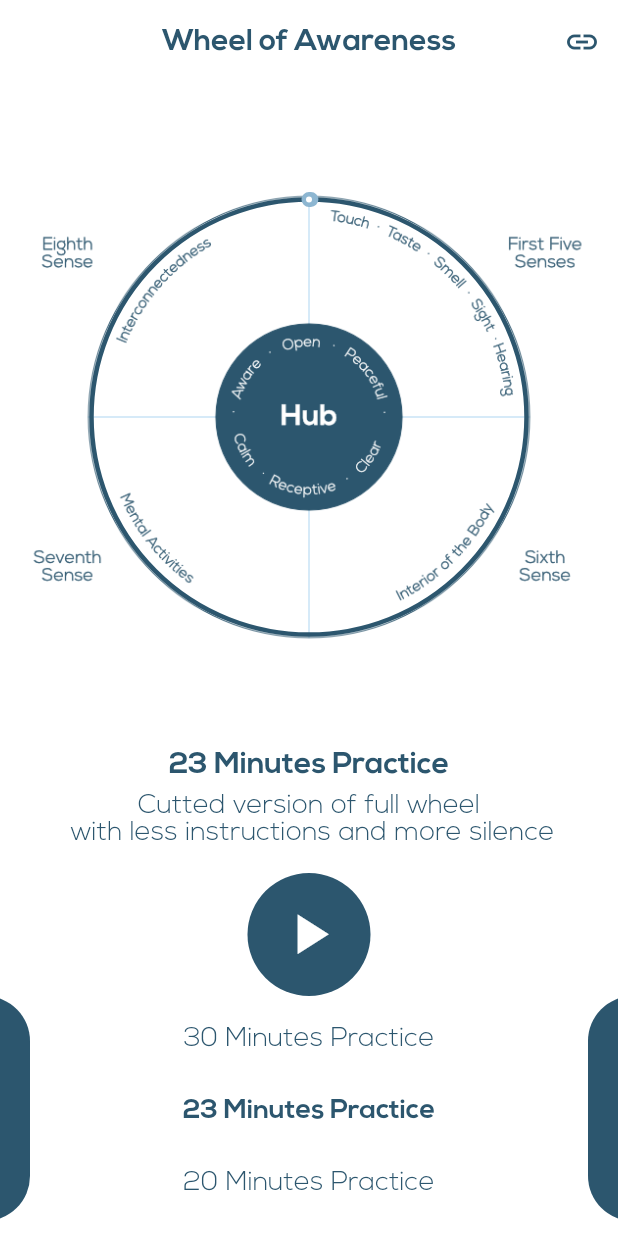
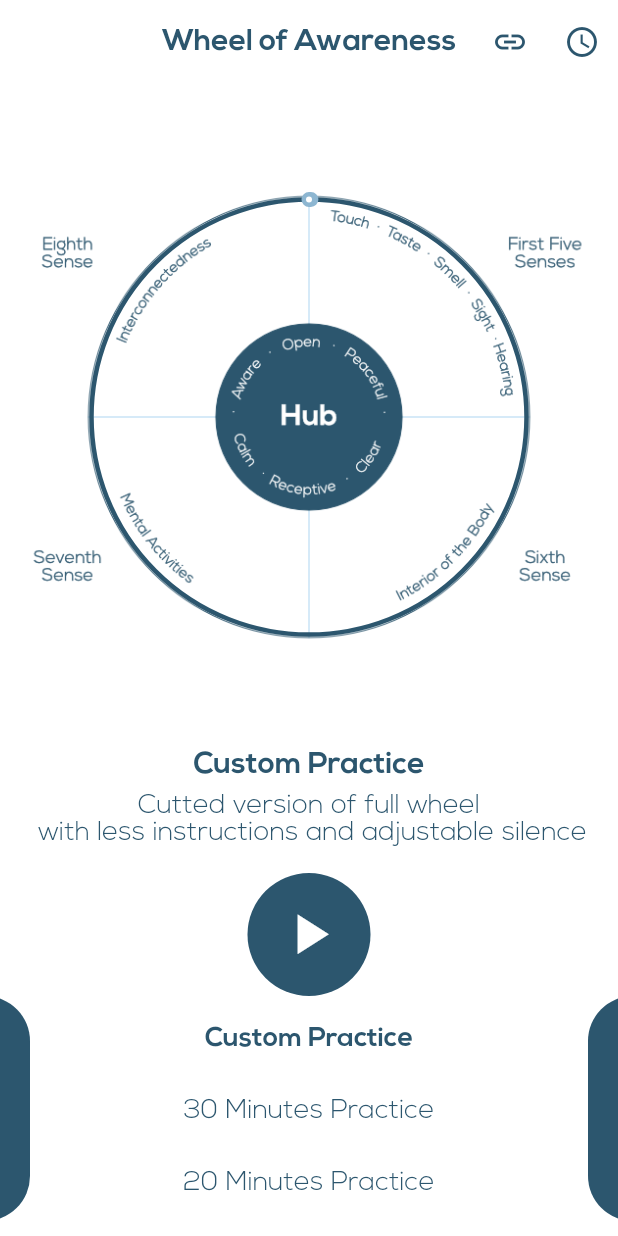
Before and after one commit to djuelg/Wheel-of-Awareness, a Flutter app: the screen it shows after launch, on a phone screen of 412 x 824 dp. Run offline on Flutter 3.47's test engine with Material 2 defaults, Android fonts, the phone set to English and light mode, and no system bars; drawn by our look-alikes of sleek_circular_slider; our stand-ins replace just_audio.

Commit message:
updated flutter and deps, added first dummy code for new feature

```diff
--- a/lib/main.dart
+++ b/lib/main.dart
@@ -13,8 +13,8 @@ class WheelOfAwareness extends StatelessWidget {
   // This widget is the root of your application.
   @override
   Widget build(BuildContext context) {
-    String title = Str.title_23m;
-    String description = Str.descr_23m;
+    String title = Str.title_custom;
+    String description = Str.descr_custom;
     return MaterialApp(
       title: Str.app_title,
       debugShowCheckedModeBanner: false,
@@ -262,13 +262,13 @@ class _HomeState extends State<HomePage> {
                   crossAxisAlignment: CrossAxisAlignment.center,
                   children: <Widget>[
                     practice(
+                        Str.title_custom,
+                        Str.descr_custom,
+                        "assets/23min.mp3"),
+                    practice(
                         Str.title_30m,
                         Str.descr_30m,
                         "assets/30min.mp3"),
-                    practice(
-                        Str.title_23m,
-                        Str.descr_23m,
-                        "assets/23min.mp3"),
                     practice(
                         Str.title_20m,
                         Str.descr_20m,
@@ -308,6 +308,12 @@ class _HomeState extends State<HomePage> {
                 const url = Str.website;
                 if (await canLaunch(url)) await launch(url);
               },
+            ),
+            IconButton(
+              icon: Icon(Icons.access_time, color: widget.primarySwatch), // TODO: Write functions that opens Dialog
+              onPressed: () async {
+                _showCustomDurationDialog();
+              },
             )
           ],
         ),
@@ -317,6 +323,35 @@ class _HomeState extends State<HomePage> {
               _buildPlayButton() +
               _buildPracticeSwitch(),
         ));
+  }
+
+  Future<void> _showCustomDurationDialog() async {
+    return showDialog<void>(
+      context: context,
+      barrierDismissible: true, // user must NOT tap button!
+      builder: (BuildContext context) {
+        return AlertDialog(
+          title: const Text(Str.dialog_title),
+          content: SingleChildScrollView(
+            child: ListBody(
+              children: const <Widget>[
+                Text(Str.dialog_descr)
+                // TODO Add https://pub.dev/packages/flutter_spinbox
+              ],
+            ),
+          ),
+          actions: <Widget>[
+            TextButton(
+              child: const Text(Str.dialog_save),
+              onPressed: () {
+                Navigator.of(context).pop();
+                // TODO Provide duration to spinner
+              },
+            ),
+          ],
+        );
+      },
+    );
   }
 
   Widget practice(String title, String description, String mp3) {
--- a/lib/str.dart
+++ b/lib/str.dart
@@ -4,12 +4,16 @@ class Str {
   static const String website = "https://drdansiegel.com/wheel-of-awareness/";
 
   static const String title_30m = "30 Minutes Practice";
-  static const String title_23m = "23 Minutes Practice";
+  static const String title_custom = "Custom Practice";
   static const String title_20m = "20 Minutes Practice";
   static const String title_7m = "7 Minutes Practice";
 
   static const String descr_30m = "Full wheel including Awareness of\n awareness and kindness statements";
-  static const String descr_23m = "Cutted version of full wheel\n with less instructions and more silence";
+  static const String descr_custom = "Cutted version of full wheel\n with less instructions and adjustable silence";
   static const String descr_20m = "Basic wheel without Awareness of\n awareness and kindness statements";
   static const String descr_7m  = "The breath becomes a pacer for\nthe movement of the spoke of attention";
+
+  static const String dialog_title = "Choose practice time";
+  static const String dialog_descr = "Choose the duration of the custom practice.";
+  static const String dialog_save = "Save";
 }
--- a/pubspec.yaml
+++ b/pubspec.yaml
@@ -28,9 +28,9 @@ dependencies:
   # The following adds the Cupertino Icons font to your application.
   # Use with the CupertinoIcons class for iOS style icons.
   cupertino_icons: ^1.0.0
-  sleek_circular_slider: ^1.2.0
-  just_audio: ^0.6.14+1
-  url_launcher: ^5.7.10
+  sleek_circular_slider: ^2.0.1
+  just_audio: ^0.9.19
+  url_launcher: ^6.0.20
 
 dev_dependencies:
   flutter_test:
```
Also changed, not shown: pubspec.lock, 4 other files.
